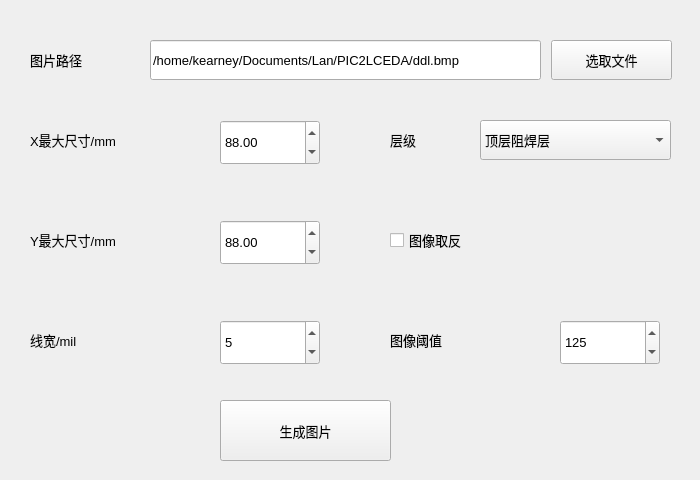
Qt form form.ui (KnightSin/PIC2LCEDA) before a commit.
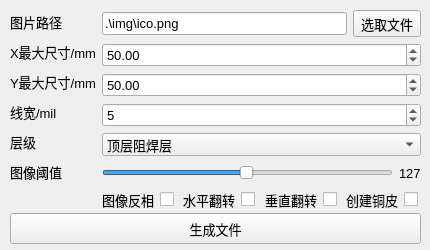
The same form after that commit.

Commit message:
增加了图片预览 (#4)
1、增加了图片预览
2、增加了图片翻转/创建铜皮选择框
3、解决了中文路径的问题

```diff
--- a/form.ui
+++ b/form.ui
@@ -9,8 +9,8 @@
    <rect>
     <x>0</x>
     <y>0</y>
-    <width>700</width>
-    <height>480</height>
+    <width>430</width>
+    <height>250</height>
    </rect>
   </property>
   <property name="sizePolicy">
@@ -21,14 +21,14 @@
   </property>
   <property name="minimumSize">
    <size>
-    <width>700</width>
-    <height>480</height>
+    <width>430</width>
+    <height>250</height>
    </size>
   </property>
   <property name="maximumSize">
    <size>
-    <width>700</width>
-    <height>480</height>
+    <width>430</width>
+    <height>250</height>
    </size>
   </property>
   <property name="font">
@@ -40,176 +40,196 @@
   <property name="windowTitle">
    <string>图片转LCEDA封装库生成器</string>
   </property>
-  <widget class="QPushButton" name="btn_convert">
+  <widget class="QWidget" name="layoutWidget">
    <property name="geometry">
     <rect>
-     <x>220</x>
-     <y>400</y>
-     <width>171</width>
-     <height>61</height>
+     <x>10</x>
+     <y>10</y>
+     <width>411</width>
+     <height>200</height>
     </rect>
    </property>
+   <layout class="QGridLayout" name="gridLayout">
+    <item row="1" column="1">
+     <layout class="QHBoxLayout" name="horizontalLayout_5">
+      <item>
+       <layout class="QHBoxLayout" name="horizontalLayout_3">
+        <item>
+         <widget class="QLabel" name="label_7">
    <property name="text">
-    <string>生成图片</string>
-   </property>
-  </widget>
-  <widget class="QCheckBox" name="invert_f">
-   <property name="geometry">
-    <rect>
-     <x>390</x>
-     <y>220</y>
-     <width>181</width>
-     <height>40</height>
-    </rect>
-   </property>
+           <string>图像反相</string>
+          </property>
+         </widget>
+        </item>
+        <item>
+         <widget class="QCheckBox" name="color_invert_f">
+          <property name="text">
+           <string/>
+          </property>
+         </widget>
+        </item>
+       </layout>
+      </item>
+      <item>
+       <layout class="QHBoxLayout" name="horizontalLayout_7">
+        <item>
+         <widget class="QLabel" name="label_9">
    <property name="text">
-    <string>图像取反</string>
-   </property>
-  </widget>
-  <widget class="QDoubleSpinBox" name="x_size">
-   <property name="geometry">
-    <rect>
-     <x>220</x>
-     <y>120</y>
-     <width>100</width>
-     <height>45</height>
-    </rect>
-   </property>
-   <property name="minimum">
-    <double>1.000000000000000</double>
-   </property>
-   <property name="maximum">
-    <double>999.990000000000009</double>
-   </property>
-   <property name="value">
-    <double>88.000000000000000</double>
-   </property>
-  </widget>
+           <string>水平翻转</string>
+          </property>
+         </widget>
+        </item>
+        <item>
+         <widget class="QCheckBox" name="x_invert_f">
+          <property name="text">
+           <string/>
+          </property>
+         </widget>
+        </item>
+       </layout>
+      </item>
+      <item>
+       <layout class="QHBoxLayout" name="horizontalLayout_8">
+        <item>
+         <widget class="QLabel" name="label_10">
+          <property name="text">
+           <string>垂直翻转</string>
+          </property>
+         </widget>
+        </item>
+        <item>
+         <widget class="QCheckBox" name="y_invert_f">
+          <property name="text">
+           <string/>
+          </property>
+         </widget>
+        </item>
+       </layout>
+      </item>
+      <item>
+       <layout class="QHBoxLayout" name="horizontalLayout_4">
+        <item>
+         <widget class="QLabel" name="label_8">
+          <property name="text">
+           <string>创建铜皮</string>
+          </property>
+         </widget>
+        </item>
+        <item>
+         <widget class="QCheckBox" name="copper_f">
+          <property name="text">
+           <string/>
+          </property>
+         </widget>
+        </item>
+       </layout>
+      </item>
+     </layout>
+    </item>
+    <item row="0" column="0">
+     <layout class="QVBoxLayout" name="verticalLayout">
+      <item>
+       <widget class="QLabel" name="label">
+        <property name="text">
+         <string>图片路径</string>
+        </property>
+       </widget>
+      </item>
+      <item>
   <widget class="QLabel" name="label_2">
-   <property name="geometry">
-    <rect>
-     <x>30</x>
-     <y>120</y>
-     <width>191</width>
-     <height>40</height>
-    </rect>
-   </property>
    <property name="text">
     <string>X最大尺寸/mm</string>
    </property>
   </widget>
+      </item>
+      <item>
   <widget class="QLabel" name="label_3">
-   <property name="geometry">
-    <rect>
-     <x>30</x>
-     <y>220</y>
-     <width>181</width>
-     <height>40</height>
-    </rect>
-   </property>
    <property name="text">
     <string>Y最大尺寸/mm</string>
    </property>
   </widget>
+      </item>
+      <item>
   <widget class="QLabel" name="label_4">
-   <property name="geometry">
-    <rect>
-     <x>30</x>
-     <y>320</y>
-     <width>131</width>
-     <height>40</height>
-    </rect>
-   </property>
    <property name="text">
     <string>线宽/mil</string>
    </property>
   </widget>
-  <widget class="QDoubleSpinBox" name="y_size">
-   <property name="geometry">
-    <rect>
-     <x>220</x>
-     <y>220</y>
-     <width>100</width>
-     <height>45</height>
-    </rect>
-   </property>
-   <property name="minimum">
-    <double>1.000000000000000</double>
-   </property>
-   <property name="maximum">
-    <double>999.990000000000009</double>
-   </property>
-   <property name="value">
-    <double>88.000000000000000</double>
-   </property>
-  </widget>
-  <widget class="QSpinBox" name="width">
-   <property name="geometry">
-    <rect>
-     <x>220</x>
-     <y>320</y>
-     <width>100</width>
-     <height>45</height>
-    </rect>
-   </property>
-   <property name="minimum">
-    <number>1</number>
-   </property>
-   <property name="value">
-    <number>5</number>
-   </property>
-  </widget>
+      </item>
+      <item>
   <widget class="QLabel" name="l_layer">
-   <property name="geometry">
-    <rect>
-     <x>390</x>
-     <y>120</y>
-     <width>81</width>
-     <height>40</height>
-    </rect>
-   </property>
    <property name="text">
     <string>层级</string>
    </property>
   </widget>
-  <widget class="QSpinBox" name="threshold">
-   <property name="geometry">
-    <rect>
-     <x>560</x>
-     <y>320</y>
-     <width>100</width>
-     <height>45</height>
-    </rect>
-   </property>
-   <property name="maximum">
-    <number>255</number>
-   </property>
-   <property name="value">
-    <number>125</number>
-   </property>
-  </widget>
+      </item>
+      <item>
   <widget class="QLabel" name="label_6">
-   <property name="geometry">
-    <rect>
-     <x>390</x>
-     <y>320</y>
-     <width>151</width>
-     <height>40</height>
-    </rect>
-   </property>
    <property name="text">
     <string>图像阈值</string>
    </property>
   </widget>
+      </item>
+     </layout>
+    </item>
+    <item row="0" column="1">
+     <layout class="QVBoxLayout" name="verticalLayout_2">
+      <item>
+       <layout class="QHBoxLayout" name="horizontalLayout">
+        <item>
+         <widget class="QLineEdit" name="sourcefullpath">
+          <property name="text">
+           <string>.\img\ico.png</string>
+          </property>
+         </widget>
+        </item>
+        <item>
+         <widget class="QToolButton" name="btn_getfile">
+          <property name="text">
+           <string>选取文件</string>
+          </property>
+         </widget>
+        </item>
+       </layout>
+      </item>
+      <item>
+       <widget class="QDoubleSpinBox" name="x_size">
+        <property name="minimum">
+         <double>1.000000000000000</double>
+        </property>
+        <property name="maximum">
+         <double>999.990000000000009</double>
+        </property>
+        <property name="value">
+         <double>50.000000000000000</double>
+        </property>
+       </widget>
+      </item>
+      <item>
+       <widget class="QDoubleSpinBox" name="y_size">
+        <property name="minimum">
+         <double>1.000000000000000</double>
+        </property>
+        <property name="maximum">
+         <double>999.990000000000009</double>
+        </property>
+        <property name="value">
+         <double>50.000000000000000</double>
+        </property>
+       </widget>
+      </item>
+      <item>
+       <widget class="QSpinBox" name="width">
+        <property name="minimum">
+         <number>1</number>
+        </property>
+        <property name="value">
+         <number>5</number>
+        </property>
+       </widget>
+      </item>
+      <item>
   <widget class="QComboBox" name="layer">
-   <property name="geometry">
-    <rect>
-     <x>480</x>
-     <y>120</y>
-     <width>191</width>
-     <height>40</height>
-    </rect>
-   </property>
    <property name="currentText">
     <string>顶层阻焊层</string>
    </property>
@@ -273,43 +293,46 @@
     </property>
    </item>
   </widget>
-  <widget class="QToolButton" name="btn_getfile">
-   <property name="geometry">
-    <rect>
-     <x>551</x>
-     <y>40</y>
-     <width>121</width>
-     <height>40</height>
-    </rect>
-   </property>
-   <property name="text">
-    <string>选取文件</string>
-   </property>
-  </widget>
-  <widget class="QLabel" name="label">
-   <property name="geometry">
-    <rect>
-     <x>30</x>
-     <y>40</y>
-     <width>121</width>
-     <height>40</height>
-    </rect>
-   </property>
+      </item>
+      <item>
+       <layout class="QHBoxLayout" name="horizontalLayout_2">
+        <item>
+         <widget class="QSlider" name="thresholdSlider">
+          <property name="maximum">
+           <number>255</number>
+          </property>
+          <property name="value">
+           <number>127</number>
+          </property>
+          <property name="orientation">
+           <enum>Qt::Horizontal</enum>
+          </property>
+         </widget>
+        </item>
+        <item>
+         <widget class="QLabel" name="threshold_label">
    <property name="text">
-    <string>图片路径</string>
-   </property>
-  </widget>
-  <widget class="QLineEdit" name="sourcefullpath">
+           <string>127</string>
+          </property>
+         </widget>
+        </item>
+       </layout>
+      </item>
+     </layout>
+    </item>
+   </layout>
+  </widget>
+  <widget class="QPushButton" name="btn_convert">
    <property name="geometry">
     <rect>
-     <x>150</x>
-     <y>40</y>
-     <width>391</width>
-     <height>40</height>
+     <x>10</x>
+     <y>213</y>
+     <width>411</width>
+     <height>31</height>
     </rect>
    </property>
    <property name="text">
-    <string>/home/kearney/Documents/Lan/PIC2LCEDA/ddl.bmp</string>
+    <string>生成文件</string>
    </property>
   </widget>
  </widget>
```
Left out of the diff: 2 changed lines with no effect on the pictures. Lines whose indentation alone changed are shown as unchanged. The commit also changes 8 other files.
